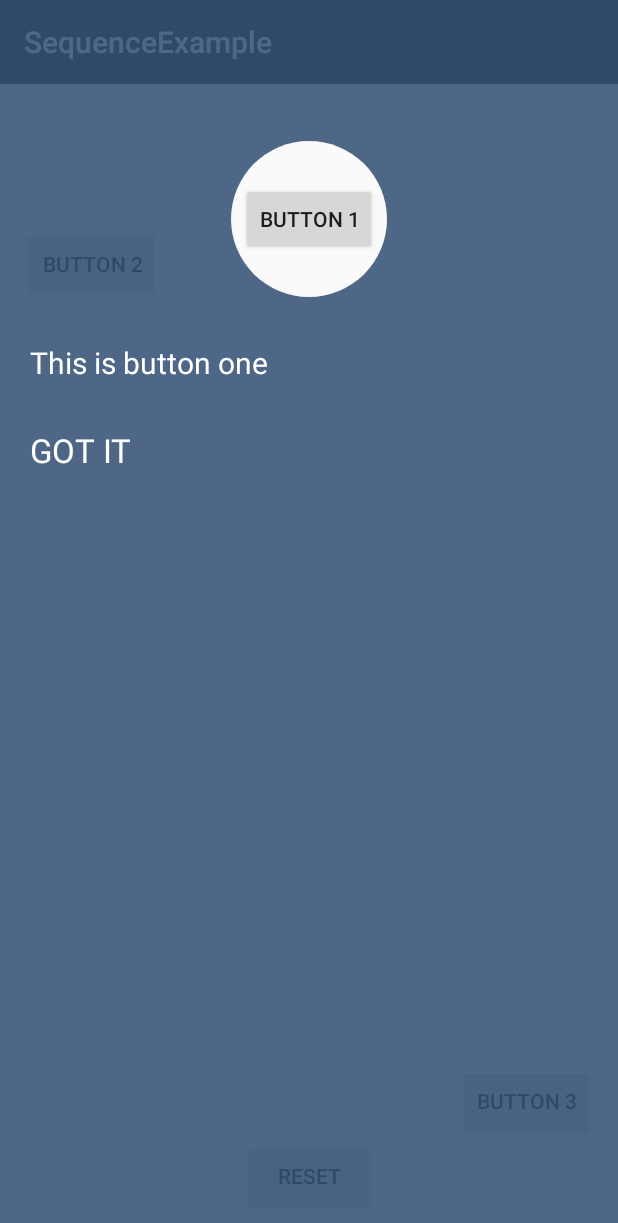
After one commit to PansesPonder/PansesPonder, an Android app: the SequenceExample screen opened directly, with no data from a screen before it, on a phone screen of 412 x 824 dp. The commit adds this screen. Shown: the top 1223 px of the screen. Run offline under Robolectric (Android 15) with nearby library versions, the phone set to English and light mode, and no system bars.

Commit message:
added sequence with example

```diff
--- /dev/null
+++ b/library/src/main/java/uk/co/deanwild/materialshowcaseview/IShowcaseListener.java
@@ -0,0 +1,10 @@
+package uk.co.deanwild.materialshowcaseview;
+
+/**
+ * Created by deanwild on 11/08/15.
+ */
+public interface IShowcaseListener {
+    void onShowcaseDisplayed(MaterialShowcaseView showcaseView);
+    void onShowcaseDismissed(MaterialShowcaseView showcaseView);
+
+}
--- /dev/null
+++ b/library/src/main/java/uk/co/deanwild/materialshowcaseview/MaterialShowcaseSequence.java
@@ -0,0 +1,105 @@
+package uk.co.deanwild.materialshowcaseview;
+
+import android.app.Activity;
+import android.content.Context;
+import android.view.View;
+
+import java.util.LinkedList;
+import java.util.Queue;
+
+/**
+ * Created by deanwild on 11/08/15.
+ */
+public class MaterialShowcaseSequence implements IShowcaseListener {
+
+    PrefsManager mPrefsManager;
+    Queue<MaterialShowcaseView> mShowcaseQueue;
+    private boolean mSingleUse = false;
+    Activity mActivity;
+    private ShowcaseConfig mConfig;
+
+    public MaterialShowcaseSequence(Activity activity) {
+        mActivity = activity;
+        mShowcaseQueue = new LinkedList<>();
+    }
+
+    public MaterialShowcaseSequence(Activity activity, String sequenceID) {
+        this(activity);
+        this.singleUse(sequenceID);
+    }
+
+    public MaterialShowcaseSequence addSequenceItem(View targetView, String content, String dismissText) {
+
+        MaterialShowcaseView sequenceItem = new MaterialShowcaseView.Builder(mActivity)
+                .setTarget(targetView)
+                .setDismissText(dismissText)
+                .setContentText(content)
+                .build();
+
+        if(mConfig!=null){
+           // sequenceItem.setConfig(mConfig);
+        }
+
+        mShowcaseQueue.add(sequenceItem);
+        return this;
+    }
+
+    public MaterialShowcaseSequence addSequenceItem(MaterialShowcaseView sequenceItem) {
+        mShowcaseQueue.add(sequenceItem);
+        return this;
+    }
+
+    public MaterialShowcaseSequence singleUse(String sequenceID) {
+        mSingleUse = true;
+        mPrefsManager = new PrefsManager(mActivity, sequenceID);
+        return this;
+    }
+
+    public void start() {
+
+        /**
+         * Check if we'e already shot our bolt and bail out if so
+         * Otherwise, notify the prefsManager that we're firing now
+         */
+        if (mSingleUse) {
+            if (mPrefsManager.hasFired()) {
+                return;
+            }
+        }
+
+        // do start
+        if (mShowcaseQueue.size() > 0)
+            showNextItem();
+    }
+
+    private void showNextItem() {
+
+        if (mShowcaseQueue.size() > 0 && !mActivity.isFinishing()){
+            MaterialShowcaseView sequenceItem = mShowcaseQueue.remove();
+            sequenceItem.addShowcaseListener(this);
+            sequenceItem.show(mActivity);
+        }else{
+            /**
+             * We've reached the end of the sequence, save the fired state
+             */
+            if (mSingleUse) {
+                mPrefsManager.setFired();
+            }
+        }
+    }
+
+    @Override
+    public void onShowcaseDisplayed(MaterialShowcaseView showcaseView) {
+        // don't care
+    }
+
+    @Override
+    public void onShowcaseDismissed(MaterialShowcaseView showcaseView) {
+        showcaseView.removeShowcaseListener(this);
+        showNextItem();
+    }
+
+    public void setConfig(ShowcaseConfig config) {
+        this.mConfig = config;
+    }
+}
--- a/library/src/main/java/uk/co/deanwild/materialshowcaseview/MaterialShowcaseView.java
+++ b/library/src/main/java/uk/co/deanwild/materialshowcaseview/MaterialShowcaseView.java
@@ -23,16 +23,14 @@ import android.view.ViewTreeObserver;
 import android.widget.FrameLayout;
 import android.widget.TextView;
 
+import java.util.ArrayList;
+import java.util.List;
+
 
 /**
  * Created by deanwild on 04/08/15.
  */
 public class MaterialShowcaseView extends FrameLayout implements View.OnTouchListener, View.OnClickListener {
-
-    private static final String DEFAULT_MASK_COLOUR = "#bb335075";
-    private static final int DEFAULT_RADIUS = 200;
-    private static final long DEFAULT_FADE_TIME = 300;
-    private static final long DEFAULT_DELAY = 0;
 
     private int mOldHeight;
     private int mOldWidth;
@@ -43,7 +41,7 @@ public class MaterialShowcaseView extends FrameLayout implements View.OnTouchLis
     private int mXPosition;
     private int mYPosition;
 
-    private int mRadius = DEFAULT_RADIUS;
+    private int mRadius = ShowcaseConfig.DEFAULT_RADIUS;
     private boolean mUseAutoRadius = true;
     private View mContentBox;
     private TextView mContentTextView;
@@ -57,12 +55,13 @@ public class MaterialShowcaseView extends FrameLayout implements View.OnTouchLis
     private int mMaskColour;
     private AnimationFactory mAnimationFactory;
     private boolean mShouldAnimate = true;
-    private long mFadeDurationInMillis = DEFAULT_FADE_TIME;
+    private long mFadeDurationInMillis = ShowcaseConfig.DEFAULT_FADE_TIME;
     private Handler mHandler;
-    private long mDelayInMillis = DEFAULT_DELAY;
+    private long mDelayInMillis = ShowcaseConfig.DEFAULT_DELAY;
     private int mBottomMargin = 0;
     private boolean mSingleUse = false; // should display only once
     private PrefsManager mPrefsManager; // used to store state doe single use mode
+    List<IShowcaseListener> mListeners; // external listeners who want to observe when we show and dismiss
 
     public MaterialShowcaseView(Context context) {
         super(context);
@@ -92,20 +91,23 @@ public class MaterialShowcaseView extends FrameLayout implements View.OnTouchLis
         // create our animation factory
         mAnimationFactory = new AnimationFactory();
 
+        mListeners = new ArrayList<>();
+
         // make sure we add a global layout listener so we can adapt to changes
         getViewTreeObserver().addOnGlobalLayoutListener(new UpdateOnGlobalLayout());
 
         // consume touch events
         setOnTouchListener(this);
 
+        mMaskColour = Color.parseColor(ShowcaseConfig.DEFAULT_MASK_COLOUR);
+        setVisibility(INVISIBLE);
+
+
         View contentView = LayoutInflater.from(getContext()).inflate(R.layout.showcase_content, this, true);
         mContentBox = contentView.findViewById(R.id.content_box);
         mContentTextView = (TextView) contentView.findViewById(R.id.tv_content);
         mDismissButton = (TextView) contentView.findViewById(R.id.tv_dismiss);
         mDismissButton.setOnClickListener(this);
-
-        mMaskColour = Color.parseColor(DEFAULT_MASK_COLOUR);
-        setVisibility(INVISIBLE);
     }
 
 
@@ -164,6 +166,19 @@ public class MaterialShowcaseView extends FrameLayout implements View.OnTouchLis
         return true;
     }
 
+
+    private void notifyOnDisplayed(){
+        for (IShowcaseListener listener : mListeners){
+            listener.onShowcaseDisplayed(this);
+        }
+    }
+
+    private void notifyOnDismissed(){
+        for (IShowcaseListener listener : mListeners){
+            listener.onShowcaseDismissed(this);
+        }
+    }
+
     /**
      * Dismiss button clicked
      *
@@ -211,10 +226,9 @@ public class MaterialShowcaseView extends FrameLayout implements View.OnTouchLis
                 mContentBottomMargin = 0;
                 mGravity = Gravity.TOP;
             }
+        }
 
-            applyLayoutParams();
-
-        }
+        applyLayoutParams();
     }
 
     private void applyLayoutParams() {
@@ -292,12 +306,35 @@ public class MaterialShowcaseView extends FrameLayout implements View.OnTouchLis
         mMaskColour = maskColour;
     }
 
-    private void setDelay(int delayInMillis) {
+    private void setDelay(long delayInMillis) {
         mDelayInMillis = delayInMillis;
     }
 
-    private void setFadeDuration(int fadeDurationInMillis) {
+    private void setFadeDuration(long fadeDurationInMillis) {
         mFadeDurationInMillis = fadeDurationInMillis;
+    }
+
+    public void addShowcaseListener(IShowcaseListener showcaseListener) {
+        mListeners.add(showcaseListener);
+    }
+
+    public void removeShowcaseListener(MaterialShowcaseSequence showcaseListener) {
+        if(mListeners.contains(showcaseListener)){
+            mListeners.remove(showcaseListener);
+        }
+    }
+
+
+    /**
+     * Set properties based on a config object
+     * @param config
+     */
+    public void setConfig(ShowcaseConfig config) {
+        setDelay(config.getDelay());
+        setFadeDuration(config.getFadeDuration());
+        setContentTextColor(config.getContentTextColor());
+        setDismissTextColor(config.getDismissTextColor());
+        setMaskColour(config.getMaskColor());
     }
 
     /**
@@ -419,12 +456,15 @@ public class MaterialShowcaseView extends FrameLayout implements View.OnTouchLis
             return this;
         }
 
+        public MaterialShowcaseView build() {
+            return showcaseView;
+        }
 
-        public MaterialShowcaseView build() {
-            showcaseView.setShouldRender(true);
+        public MaterialShowcaseView show() {
             showcaseView.show(activity);
             return showcaseView;
         }
+
     }
 
     private void singleUse(String showcaseID) {
@@ -441,13 +481,16 @@ public class MaterialShowcaseView extends FrameLayout implements View.OnTouchLis
             mBitmap.recycle();
             mBitmap = null;
         }
+
+        notifyOnDismissed();
+
     }
 
 
     public void show(final Activity activity) {
 
         /**
-         * if we're in singleUse mode and have already show out bolt then do nothing
+         * if we're in single use mode and have already show our bolt then do nothing
          */
         if (mSingleUse) {
             if (mPrefsManager.hasFired()) {
@@ -457,8 +500,9 @@ public class MaterialShowcaseView extends FrameLayout implements View.OnTouchLis
             }
         }
 
+        ((ViewGroup) activity.getWindow().getDecorView()).addView(this);
 
-        ((ViewGroup) activity.getWindow().getDecorView()).addView(MaterialShowcaseView.this);
+        setShouldRender(true);
 
 
         /**
@@ -479,6 +523,7 @@ public class MaterialShowcaseView extends FrameLayout implements View.OnTouchLis
                     fadeIn();
                 } else {
                     setVisibility(VISIBLE);
+                    notifyOnDisplayed();
                 }
             }
         }, mDelayInMillis);
@@ -503,6 +548,7 @@ public class MaterialShowcaseView extends FrameLayout implements View.OnTouchLis
                     @Override
                     public void onAnimationStart() {
                         setVisibility(View.VISIBLE);
+                        notifyOnDisplayed();
                     }
                 }
         );
@@ -525,6 +571,7 @@ public class MaterialShowcaseView extends FrameLayout implements View.OnTouchLis
 
     /**
      * Static helper method for resetting single use flag
+     *
      * @param context
      * @param showcaseID
      */
--- /dev/null
+++ b/library/src/main/java/uk/co/deanwild/materialshowcaseview/ShowcaseConfig.java
@@ -0,0 +1,64 @@
+package uk.co.deanwild.materialshowcaseview;
+
+import android.graphics.Color;
+
+/**
+ * Created by deanwild on 11/08/15.
+ */
+public class ShowcaseConfig {
+
+    public static final String DEFAULT_MASK_COLOUR = "#dd335075";
+    public static final long DEFAULT_FADE_TIME = 300;
+    public static final long DEFAULT_DELAY = 0;
+    public static final int DEFAULT_RADIUS = 200;
+
+    private long mDelay = DEFAULT_DELAY;
+    private int mMaskColour;
+    private int mContentTextColor;
+    private int mDismissTextColor;
+    private long mFadeDuration = DEFAULT_FADE_TIME;
+
+    public ShowcaseConfig() {
+        mMaskColour = Color.parseColor(ShowcaseConfig.DEFAULT_MASK_COLOUR);
+    }
+
+    public long getDelay() {
+        return mDelay;
+    }
+
+    public void setDelay(long delay) {
+        this.mDelay = delay;
+    }
+
+    public int getMaskColor() {
+        return mMaskColour;
+    }
+
+    public void setMaskColor(int maskColor) {
+        mMaskColour = maskColor;
+    }
+
+    public int getContentTextColor() {
+        return mContentTextColor;
+    }
+
+    public void setContentTextColor(int mContentTextColor) {
+        this.mContentTextColor = mContentTextColor;
+    }
+
+    public int getDismissTextColor() {
+        return mDismissTextColor;
+    }
+
+    public void setDismissTextColor(int dismissTextColor) {
+        this.mDismissTextColor = dismissTextColor;
+    }
+
+    public long getFadeDuration() {
+        return mFadeDuration;
+    }
+
+    public void setFadeDuration(long fadeDuration) {
+        this.mFadeDuration = fadeDuration;
+    }
+}
--- /dev/null
+++ b/sample/src/main/java/uk/co/deanwild/materialshowcaseviewsample/SequenceExample.java
@@ -0,0 +1,81 @@
+package uk.co.deanwild.materialshowcaseviewsample;
+
+import android.support.v7.app.ActionBarActivity;
+import android.os.Bundle;
+import android.view.View;
+import android.widget.Button;
+import android.widget.Toast;
+
+import uk.co.deanwild.materialshowcaseview.MaterialShowcaseSequence;
+import uk.co.deanwild.materialshowcaseview.MaterialShowcaseView;
+import uk.co.deanwild.materialshowcaseview.ShowcaseConfig;
+
+
+public class SequenceExample extends ActionBarActivity implements View.OnClickListener {
+
+    private Button mButtonOne;
+    private Button mButtonTwo;
+    private Button mButtonThree;
+
+    private Button mButtonReset;
+
+    private static final String SHOWCASE_ID = "sequence example";
+
+    @Override
+    protected void onCreate(Bundle savedInstanceState) {
+
+        super.onCreate(savedInstanceState);
+        setContentView(R.layout.activity_sequence_example);
+        mButtonOne = (Button) findViewById(R.id.btn_one);
+        mButtonOne.setOnClickListener(this);
+
+        mButtonTwo = (Button) findViewById(R.id.btn_two);
+        mButtonTwo.setOnClickListener(this);
+
+        mButtonThree = (Button) findViewById(R.id.btn_three);
+        mButtonThree.setOnClickListener(this);
+
+        mButtonReset = (Button) findViewById(R.id.btn_reset);
+        mButtonReset.setOnClickListener(this);
+
+        presentShowcaseSequence(); // one second delay
+    }
+
+    @Override
+    public void onClick(View v) {
+
+        if (v.getId() == R.id.btn_show) {
+
+            presentShowcaseSequence();
+
+        } else if (v.getId() == R.id.btn_reset) {
+
+            MaterialShowcaseView.resetSingleUse(this, SHOWCASE_ID);
+            Toast.makeText(this, "Showcase reset", Toast.LENGTH_SHORT).show();
+        }
+
+    }
+
+    private void presentShowcaseSequence() {
+
+        ShowcaseConfig config = new ShowcaseConfig();
+        config.setDelay(1000);
+
+        MaterialShowcaseSequence sequence = new MaterialShowcaseSequence(this, SHOWCASE_ID);
+
+        sequence.setConfig(config);
+
+        sequence.addSequenceItem(mButtonOne,
+                "This is button one", "GOT IT");
+
+        sequence.addSequenceItem(mButtonTwo,
+                "This is button two", "GOT IT");
+
+        sequence.addSequenceItem(mButtonThree,
+                "This is button three", "GOT IT");
+
+        sequence.start();
+
+    }
+
+}
--- /dev/null
+++ b/sample/src/main/res/layout/activity_sequence_example.xml
@@ -0,0 +1,47 @@
+<RelativeLayout xmlns:android="http://schemas.android.com/apk/res/android"
+    xmlns:tools="http://schemas.android.com/tools"
+    android:layout_width="match_parent"
+    android:layout_height="match_parent"
+    android:paddingBottom="@dimen/activity_vertical_margin"
+    android:paddingLeft="@dimen/activity_horizontal_margin"
+    android:paddingRight="@dimen/activity_horizontal_margin"
+    android:paddingTop="@dimen/activity_vertical_margin"
+    tools:context="uk.co.deanwild.materialshowcaseviewsample.SequenceExample">
+
+    <Button
+        android:id="@+id/btn_one"
+        android:layout_width="wrap_content"
+        android:layout_height="wrap_content"
+        android:layout_centerHorizontal="true"
+        android:layout_marginTop="50dp"
+        android:text="Button 1" />
+
+    <Button
+        android:id="@+id/btn_two"
+        android:layout_width="wrap_content"
+        android:layout_height="wrap_content"
+        android:layout_alignParentLeft="true"
+        android:layout_marginTop="80dp"
+        android:text="Button 2" />
+
+    <Button
+        android:id="@+id/btn_three"
+        android:layout_width="wrap_content"
+        android:layout_height="wrap_content"
+        android:layout_alignParentRight="true"
+        android:layout_centerHorizontal="true"
+        android:layout_alignParentBottom="true"
+        android:layout_marginBottom="50dp"
+        android:text="Button 3" />
+
+
+    <Button
+        android:id="@+id/btn_reset"
+        android:layout_width="wrap_content"
+        android:layout_height="wrap_content"
+        android:layout_alignParentBottom="true"
+        android:layout_centerHorizontal="true"
+        android:layout_marginRight="50dp"
+        android:text="Reset" />
+
+</RelativeLayout>
--- a/sample/src/main/res/menu/menu_main.xml
+++ /dev/null
@@ -1,6 +0,0 @@
-<menu xmlns:android="http://schemas.android.com/apk/res/android"
-    xmlns:app="http://schemas.android.com/apk/res-auto"
-    xmlns:tools="http://schemas.android.com/tools" tools:context=".MainActivity">
-    <item android:id="@+id/action_settings" android:title="@string/action_settings"
-        android:orderInCategory="100" app:showAsAction="never" />
-</menu>
--- a/sample/src/main/res/values/strings.xml
+++ b/sample/src/main/res/values/strings.xml
@@ -3,4 +3,7 @@
 
     <string name="hello_world">Hello world!</string>
     <string name="action_settings">Settings</string>
+    <string name="title_activity_simple_single_example">SimpleSingleExample</string>
+    <string name="title_activity_custom_example">CustomExample</string>
+    <string name="title_activity_sequence_example">SequenceExample</string>
 </resources>
```
Also changed, not shown: sample/src/main/AndroidManifest.xml (+12 -0 lines), sample/src/main/java/uk/co/deanwild/materialshowcaseviewsample/CustomExample.java (added, +61 -0 lines), sample/src/main/java/uk/co/deanwild/materialshowcaseviewsample/MainActivity.java (+28 -22 lines), sample/src/main/java/uk/co/deanwild/materialshowcaseviewsample/SimpleSingleExample.java (added, +59 -0 lines), sample/src/main/res/layout/activity_custom_example.xml (added, +26 -0 lines), sample/src/main/res/layout/activity_main.xml (+23 -6 lines), sample/src/main/res/layout/activity_simple_single_example.xml (added, +29 -0 lines), sample/src/main/res/values/colors.xml (added, +15 -0 lines).
